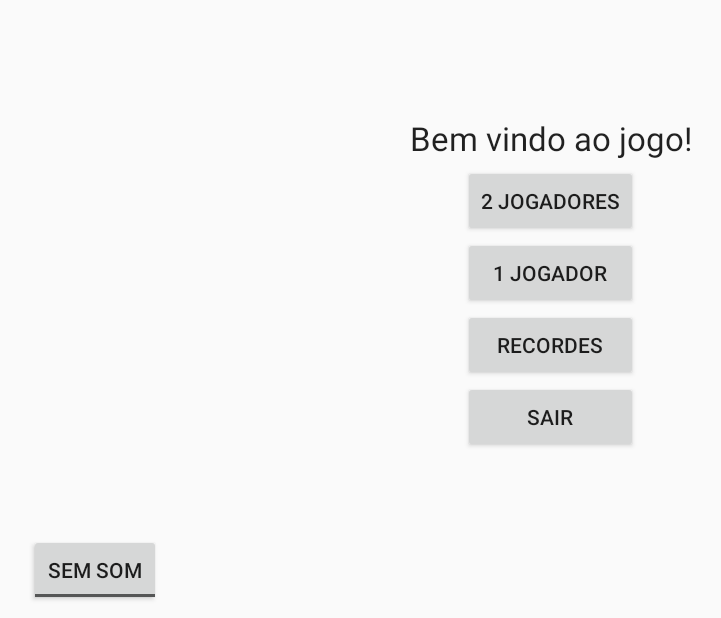
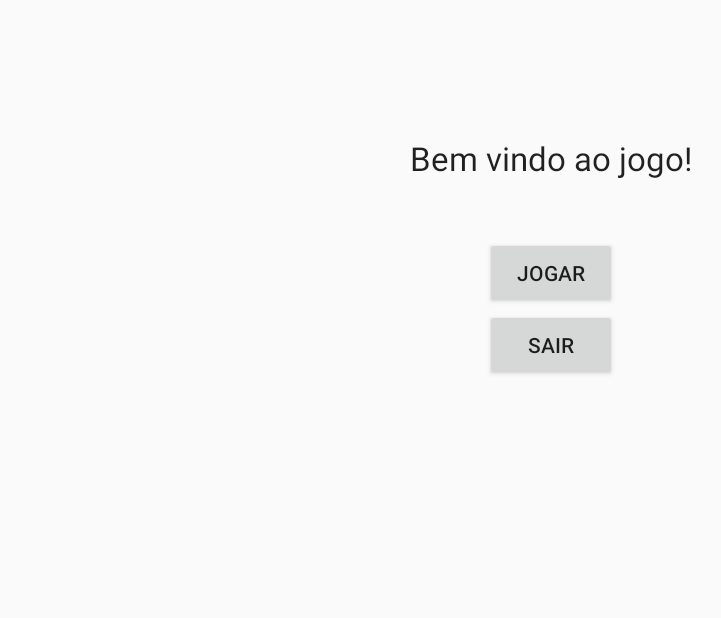
Before and after one commit to jdamacena/jogo-maquina-turing, an Android app: the screen it shows after launch (MainActivity), on a phone screen of 824 x 412 dp (held sideways). Shown: the whole screen, without its empty margins (67-788 px from the left). Run offline under Robolectric (Android 15) with nearby library versions, the phone set to English and light mode, and no system bars.

Commit message:
initial commit

```diff
--- a/app/src/main/res/layout/activity_main.xml
+++ b/app/src/main/res/layout/activity_main.xml
@@ -16,38 +16,24 @@
         android:text="@string/menuPricipalTituloBoasVindas"
         android:textAlignment="center"
         android:textAppearance="@style/TextAppearance.AppCompat.Large"
-        android:layout_alignParentTop="true"
-        android:layout_alignParentLeft="true"
+        android:layout_above="@+id/linearLayout"
         android:layout_alignParentStart="true"
-        android:layout_marginTop="69dp" />
+        android:layout_marginBottom="38dp" />
 
     <LinearLayout
         android:layout_width="wrap_content"
         android:layout_height="wrap_content"
         android:layout_centerHorizontal="true"
         android:layout_centerVertical="true"
-        android:orientation="vertical">
+        android:orientation="vertical"
+        android:id="@+id/linearLayout">
 
         <Button
-            android:id="@+id/btnNovoJogoMulti"
+            android:id="@+id/btnNovoJogo"
             android:layout_width="match_parent"
             android:layout_height="wrap_content"
             android:onClick="onClickMenu"
             android:text="@string/menuPricipalBtnModo2Jogadores" />
-
-        <Button
-            android:id="@+id/btnNovoJogoSingle"
-            android:layout_width="match_parent"
-            android:layout_height="wrap_content"
-            android:onClick="onClickMenu"
-            android:text="@string/menuPricipalBtnModo1Jogador" />
-
-        <Button
-            android:id="@+id/btnRecordes"
-            android:layout_width="match_parent"
-            android:layout_height="wrap_content"
-            android:onClick="onClickMenu"
-            android:text="@string/menuPricipalBtnRecordes" />
 
         <Button
             android:id="@+id/btnSair"
@@ -62,10 +48,10 @@
         android:layout_width="wrap_content"
         android:layout_height="wrap_content"
         android:layout_alignParentBottom="true"
-        android:layout_alignParentLeft="true"
         android:layout_alignParentStart="true"
         android:text="@string/menuPricipalBtnSom"
         android:textOff="@string/menuPricipalBtnSemSom"
-        android:textOn="@string/menuPricipalBtnComSom" />
+        android:textOn="@string/menuPricipalBtnComSom"
+        android:visibility="gone" />
 
 </RelativeLayout>
--- a/app/src/main/res/values/strings.xml
+++ b/app/src/main/res/values/strings.xml
@@ -6,9 +6,7 @@
     <string name="dialogoSairJogoBtnSairDoJogo">Sim</string>
     <string name="dialogoSairJogoBtnFicarNoJogo">Não</string>
     <string name="menuPricipalBtnSair">Sair</string>
-    <string name="menuPricipalBtnRecordes">Recordes</string>
-    <string name="menuPricipalBtnModo1Jogador">1 Jogador</string>
-    <string name="menuPricipalBtnModo2Jogadores">2 Jogadores</string>
+    <string name="menuPricipalBtnModo2Jogadores">Jogar</string>
     <string name="menuPricipalTituloBoasVindas">Bem vindo ao jogo!</string>
     <string name="menuPricipalBtnSom">Som</string>
     <string name="menuPricipalBtnSemSom">Sem som</string>
@@ -20,6 +18,9 @@
     <string name="dialogoGameOverMensagem">O vencedor é %s!</string>
     <string name="dialogoGameOverLabelBtnFechar">Fechar</string>
     <string name="dialogoGameOverLabelBtnReiniciar">Reiniciar</string>
+    <string name="dialgoBoasVindasMensagem">Quem começa é o %s</string>
+    <string name="dialgoBoasVindasTitulo">Você agora está no jogo!</string>
+    <string name="dialgoBoasVindasLabelBtnComecar">Começar</string>
 
     <array name="indicacaoDoJogadorDaVez">
         <item>%s, role o dado!</item>
```
Also changed, not shown: app/src/main/java/com/juniordamacena/jogo/MainActivity.java (+3 -28 lines), app/src/main/java/com/juniordamacena/jogo/TelaJogo.java (+33 -18 lines), 2 other files.
